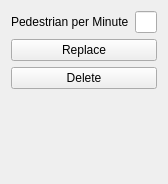
This is zebracrossingoptions.ui in UmutSahinSE/Ata-Caddesi-Simulator as Qt 5 draws it before an edit. The edited form follows.
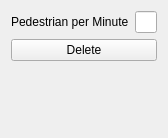
This is the edited form.

The edit to the form file:
```diff
--- a/zebracrossingoptions.ui
+++ b/zebracrossingoptions.ui
@@ -6,8 +6,8 @@
    <rect>
     <x>0</x>
     <y>0</y>
-    <width>149</width>
-    <height>184</height>
+    <width>139</width>
+    <height>138</height>
    </rect>
   </property>
   <property name="windowTitle">
@@ -29,20 +29,13 @@
     </layout>
    </item>
    <item row="1" column="0">
-    <widget class="QPushButton" name="ReplaceButton">
-     <property name="text">
-      <string>Replace</string>
-     </property>
-    </widget>
-   </item>
-   <item row="2" column="0">
     <widget class="QPushButton" name="DeleteButton">
      <property name="text">
       <string>Delete</string>
      </property>
     </widget>
    </item>
-   <item row="3" column="0">
+   <item row="2" column="0">
     <spacer name="verticalSpacer">
      <property name="orientation">
       <enum>Qt::Vertical</enum>
```
